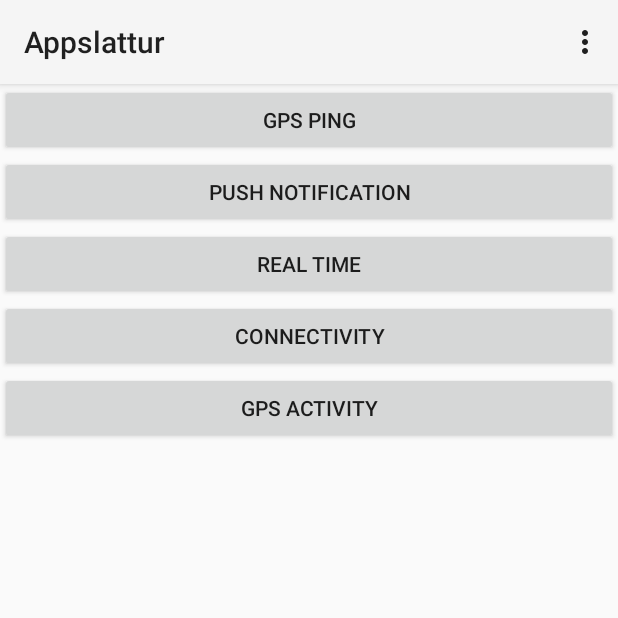
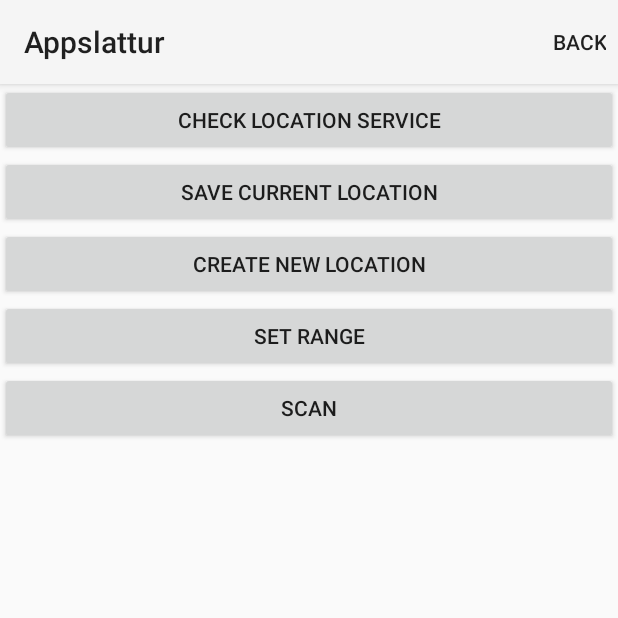
Before and after one commit to appslattur/dummy, an Android app: the screen it shows after launch (MainActivity), on a phone screen of 412 x 824 dp, the top half of it. Run offline under Robolectric (Android 15) with nearby library versions, the light colour scheme and no system bars.

Commit message:
Dummy App Mofokking 2.0

```diff
--- a/Appslattur/app/src/main/java/com/example/ari/appslattur/GPSHelper.java
+++ b/Appslattur/app/src/main/java/com/example/ari/appslattur/GPSHelper.java
@@ -26,7 +26,7 @@ public class GPSHelper {
                 e.printStackTrace();
             }
         }
-        return "No Location";
+        return "";
     }
 
     public Location getRawGPS(){
--- a/Appslattur/app/src/main/java/com/example/ari/appslattur/RealTimeHelper.java
+++ /dev/null
@@ -1,14 +0,0 @@
-package com.example.ari.appslattur;
-
-/**
- * Created by Ari on 9.1.2015.
- */
-public class RealTimeHelper {
-    public RealTimeHelper(){
-        // Testing
-    }
-
-    public String getRealTime(){
-        return "No time function ready";
-    }
-}
--- a/Appslattur/app/src/main/res/layout/activity_main.xml
+++ b/Appslattur/app/src/main/res/layout/activity_main.xml
@@ -4,39 +4,45 @@
     android:layout_height="fill_parent"
     xmlns:android="http://schemas.android.com/apk/res/android"
     >
+    <LinearLayout
+        android:orientation="vertical"
+        android:layout_width="match_parent"
+        android:layout_height="match_parent"
+        android:id="@+id/mainSelectionLayout"
+        android:visibility="visible">
+        <Button
+            android:layout_width="match_parent"
+            android:layout_height="wrap_content"
+            android:text="Check Location Service"
+            android:id="@+id/locationServiceButton"
+            android:layout_gravity="center_horizontal" />
+        <Button
+            android:layout_width="match_parent"
+            android:layout_height="wrap_content"
+            android:id="@+id/gotoSaveCurrentButton"
+            android:text="Save Current Location"/>
+        <Button
+            android:layout_width="match_parent"
+            android:layout_height="wrap_content"
+            android:id="@+id/gotoCreateNewLocationButton"
+            android:text="Create New Location"/>
 
-    <Button
-        android:layout_width="match_parent"
-        android:layout_height="wrap_content"
-        android:text="GPS Ping"
-        android:id="@+id/GPSBtn"
-        android:layout_gravity="center_horizontal" />
+        <Button
+            android:layout_width="match_parent"
+            android:layout_height="wrap_content"
+            android:text="Set Range"
+            android:id="@+id/gotosetrangelayout"
+            android:layout_gravity="center_horizontal" />
 
-    <Button
-        android:layout_width="match_parent"
-        android:layout_height="wrap_content"
-        android:text="Push Notification"
-        android:id="@+id/PUSHBtn"
-        android:layout_gravity="center_horizontal" />
+        <Button
+            android:layout_width="match_parent"
+            android:layout_height="wrap_content"
+            android:text="Scan"
+            android:id="@+id/scanButton"
+            android:layout_gravity="center_horizontal" />
+    </LinearLayout>
 
-    <Button
-        android:layout_width="match_parent"
-        android:layout_height="wrap_content"
-        android:text="Real Time"
-        android:id="@+id/TIMEBtn"
-        android:layout_gravity="center_horizontal" />
 
-    <Button
-        android:layout_width="match_parent"
-        android:layout_height="wrap_content"
-        android:text="Connectivity"
-        android:id="@+id/CONNECTIVITYBtn"
-        android:layout_gravity="center_horizontal" />
 
-    <Button
-        android:layout_width="match_parent"
-        android:layout_height="wrap_content"
-        android:text="GPS Activity"
-        android:id="@+id/GPSActivityBtn"
-        android:layout_gravity="center_horizontal" />
+
 </LinearLayout>
--- /dev/null
+++ b/Appslattur/app/src/main/res/layout/locationlist.xml
@@ -0,0 +1,6 @@
+<?xml version="1.0" encoding="utf-8"?>
+<LinearLayout xmlns:android="http://schemas.android.com/apk/res/android"
+    android:orientation="vertical" android:layout_width="match_parent"
+    android:layout_height="match_parent">
+
+</LinearLayout>
--- a/Appslattur/app/src/main/res/menu/main.xml
+++ b/Appslattur/app/src/main/res/menu/main.xml
@@ -1,8 +1,8 @@
 <menu xmlns:android="http://schemas.android.com/apk/res/android"
     xmlns:tools="http://schemas.android.com/tools"
     tools:context=".MainActivity" >
-    <item android:id="@+id/action_settings"
-        android:title="@string/action_settings"
+    <item android:id="@+id/back"
+        android:title="back"
         android:orderInCategory="100"
-        android:showAsAction="never" />
+        android:showAsAction="always" />
 </menu>
```
Also changed, not shown: Appslattur/app/src/main/java/com/example/ari/appslattur/DataBaseHelper.java (+28 -0 lines), Appslattur/app/src/main/java/com/example/ari/appslattur/GPSLocationsActivity.java (deleted, +0 -172 lines), Appslattur/app/src/main/java/com/example/ari/appslattur/MainActivity.java (+188 -30 lines), Appslattur/app/src/main/res/layout/activity_gpslocations.xml (deleted, +0 -94 lines), Appslattur/app/src/main/res/layout/createnewlocationlayout.xml (added, +27 -0 lines), Appslattur/app/src/main/res/layout/savecurrentlocationlayout.xml (added, +19 -0 lines), Appslattur/app/src/main/res/layout/searchrange.xml (added, +21 -0 lines).
